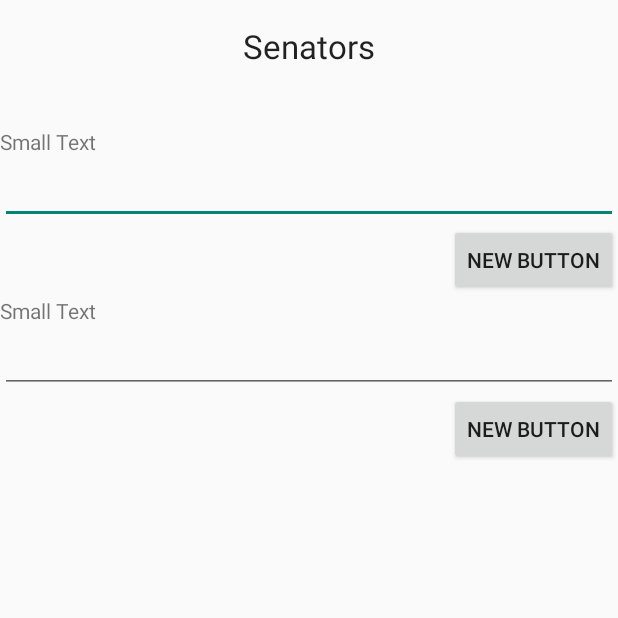
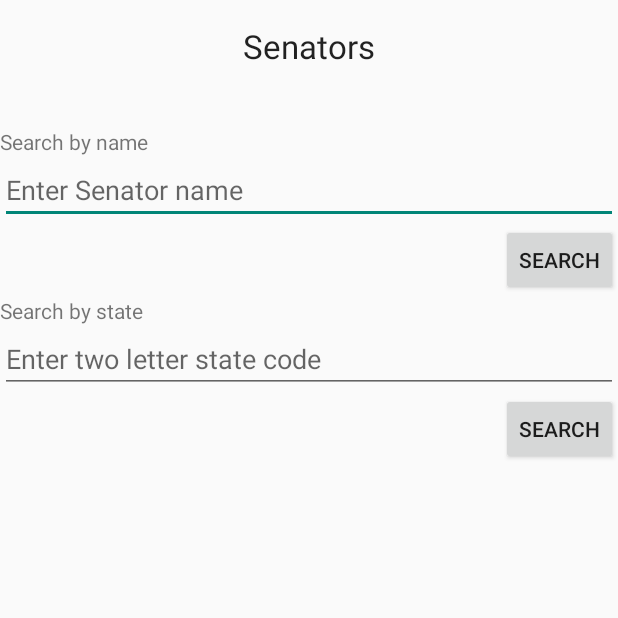
Before and after one commit to mikiebrenbren/rep_api, an Android app: the screen it shows after launch (Sens), after a tap on "STATE SENATORS", on a phone screen of 412 x 824 dp, the top half of it. Run offline under Robolectric (Android 15) with nearby library versions, the phone set to English and light mode, and no system bars.

Commit message:
stable version 1.0, of course this still can use a lot of work

```diff
--- a/app/src/main/AndroidManifest.xml
+++ b/app/src/main/AndroidManifest.xml
@@ -21,7 +21,7 @@
             </intent-filter>
         </activity>
         <activity
-            android:name=".activity.Reps"
+            android:name=".activity.House"
             android:label="@string/title_activity_reps"
             android:screenOrientation="portrait" >
         </activity>
@@ -32,7 +32,8 @@
         </activity>
         <activity
             android:name=".activity.Results"
-            android:label="@string/title_activity_results" >
+            android:label="@string/title_activity_results"
+            android:screenOrientation="portrait">
         </activity>
     </application>
 
--- a/app/src/main/java/com/myrep/activity/MainActivity.java
+++ b/app/src/main/java/com/myrep/activity/MainActivity.java
@@ -2,10 +2,7 @@ package com.myrep.activity;
 
 import android.app.Activity;
 import android.content.Intent;
-import android.support.v7.app.AppCompatActivity;
 import android.os.Bundle;
-import android.view.Menu;
-import android.view.MenuItem;
 import android.view.View;
 import android.widget.Button;
 
@@ -40,7 +37,7 @@ public class MainActivity extends Activity implements View.OnClickListener{
                 startActivity(intent);
                 break;
             case R.id.rep_btn:
-                intent = new Intent(this, Reps.class);
+                intent = new Intent(this, House.class);
                 startActivity(intent);
                 break;
         }
--- a/app/src/main/java/com/myrep/activity/Sens.java
+++ b/app/src/main/java/com/myrep/activity/Sens.java
@@ -1,19 +1,85 @@
 package com.myrep.activity;
 
 import android.app.Activity;
-import android.support.v7.app.AppCompatActivity;
+import android.content.Context;
+import android.net.ConnectivityManager;
+import android.net.NetworkInfo;
 import android.os.Bundle;
-import android.view.Menu;
-import android.view.MenuItem;
+import android.util.Log;
+import android.view.View;
+import android.widget.Button;
+import android.widget.EditText;
 
 import com.myrep.R;
+import com.myrep.async.GetRepResponse;
+import com.myrep.utils.Toasts;
 
-public class Sens extends Activity {
+public class Sens extends Activity implements View.OnClickListener{
+
+    private static final String TAG = Activity.class.getName();
+
+    EditText mNameText;
+    EditText mStateText;
+    Button mNameButton;
+    Button mStateButton;
 
     @Override
     protected void onCreate(Bundle savedInstanceState) {
         super.onCreate(savedInstanceState);
         setContentView(R.layout.activity_sens);
+
+        mNameText = (EditText) findViewById(R.id.name_et_sen);
+        mStateText =(EditText) findViewById(R.id.state_et_sen);
+
+        mNameButton = (Button) findViewById(R.id.namebutton_senator);
+        mStateButton = (Button) findViewById(R.id.senatorstate_btn);
+
+        mNameButton.setOnClickListener(this);
+        mStateButton.setOnClickListener(this);
+
     }
 
+    @Override
+    public void onClick(View view) {
+
+        GetRepResponse response;
+
+        if(isConnected()){
+            switch(view.getId()){
+                case R.id.namebutton_senator:
+                    String repName = mNameText.getText().toString();
+                    Log.i(TAG, getString(R.string.REPNAME_LOG) + repName);
+                    response = new GetRepResponse(this);
+                    response.execute(getString(R.string.SENNAME_URL)+repName);
+                    emptyTextField();
+                    break;
+                case R.id.senatorstate_btn:
+                    String repState = mStateText.getText().toString();
+                    Log.i(TAG, getString(R.string.REPSTATE_LOG) + repState);
+                    response = new GetRepResponse(this);
+                    response.execute(getString(R.string.SENSTATE_URL)+repState);
+                    emptyTextField();
+                    break;
+            }
+        }else{
+            Toasts.shortToast(this, getString(R.string.NETERR_TOAST));
+        }
+
+    }
+
+    private boolean isConnected() {
+        ConnectivityManager connMgr = (ConnectivityManager)
+                getSystemService(Context.CONNECTIVITY_SERVICE);
+        NetworkInfo networkInfo = connMgr.getActiveNetworkInfo();
+        if(networkInfo != null && networkInfo.isConnected()){
+            return true;
+        }else {
+            return false;
+        }
+    }
+
+    private void emptyTextField(){
+        mStateText.setText("");
+        mNameText.setText("");
+    }
 }
--- a/app/src/main/res/layout/activity_sens.xml
+++ b/app/src/main/res/layout/activity_sens.xml
@@ -18,8 +18,8 @@
         android:layout_width="wrap_content"
         android:layout_height="wrap_content"
         android:textAppearance="?android:attr/textAppearanceSmall"
-        android:text="Small Text"
-        android:id="@+id/textView2"
+        android:text="@string/SENBYNAME_TXT"
+        android:id="@+id/sensearch_tv"
         android:layout_marginTop="39dp"
         android:layout_below="@+id/textView"
         android:layout_alignParentLeft="true"
@@ -28,20 +28,22 @@
     <EditText
         android:layout_width="match_parent"
         android:layout_height="wrap_content"
-        android:inputType="number"
+        android:inputType="textPersonName"
         android:ems="10"
-        android:id="@+id/zip_et_rep"
-        android:layout_below="@+id/textView2"
+        android:id="@+id/name_et_sen"
+        android:layout_below="@+id/sensearch_tv"
         android:layout_alignParentLeft="true"
-        android:layout_alignParentStart="true"/>
+        android:layout_alignParentStart="true"
+        android:maxLength="16"
+        android:hint="@string/sennamehint_et"/>
 
     <Button
         style="?android:attr/buttonStyleSmall"
         android:layout_width="wrap_content"
         android:layout_height="wrap_content"
-        android:text="New Button"
-        android:id="@+id/zip_btn_rep"
-        android:layout_below="@+id/zip_et_rep"
+        android:text="@string/search_btn"
+        android:id="@+id/namebutton_senator"
+        android:layout_below="@+id/name_et_sen"
         android:layout_alignParentRight="true"
         android:layout_alignParentEnd="true"/>
 
@@ -49,9 +51,9 @@
         android:layout_width="wrap_content"
         android:layout_height="wrap_content"
         android:textAppearance="?android:attr/textAppearanceSmall"
-        android:text="Small Text"
-        android:id="@+id/textView3"
-        android:layout_below="@+id/zip_btn_rep"
+        android:text="@string/SENBYSTATE_TXT"
+        android:id="@+id/senatorsearch_tv"
+        android:layout_below="@+id/namebutton_senator"
         android:layout_alignParentLeft="true"
         android:layout_alignParentStart="true"/>
 
@@ -60,18 +62,20 @@
         android:layout_height="wrap_content"
         android:inputType="textPersonName"
         android:ems="10"
-        android:id="@+id/name_et_rep"
-        android:layout_below="@+id/textView3"
+        android:id="@+id/state_et_sen"
+        android:layout_below="@+id/senatorsearch_tv"
         android:layout_alignParentLeft="true"
-        android:layout_alignParentStart="true"/>
+        android:layout_alignParentStart="true"
+        android:maxLength="2"
+        android:hint="@string/statehint_et"/>
 
     <Button
         style="?android:attr/buttonStyleSmall"
         android:layout_width="wrap_content"
         android:layout_height="wrap_content"
-        android:text="New Button"
-        android:id="@+id/name_btn_rep"
-        android:layout_below="@+id/name_et_rep"
+        android:text="@string/search_btn"
+        android:id="@+id/senatorstate_btn"
+        android:layout_below="@+id/state_et_sen"
         android:layout_alignParentRight="true"
         android:layout_alignParentEnd="true"/>
 
--- a/app/src/main/res/menu/menu_reps.xml
+++ b/app/src/main/res/menu/menu_reps.xml
@@ -1,7 +1,7 @@
 <menu xmlns:android="http://schemas.android.com/apk/res/android"
       xmlns:app="http://schemas.android.com/apk/res-auto"
       xmlns:tools="http://schemas.android.com/tools"
-      tools:context="com.myrep.activity.Reps">
+      tools:context="com.myrep.activity.House">
     <item android:id="@+id/action_settings"
           android:title="@string/action_settings"
           android:orderInCategory="100"
--- a/app/src/main/res/values/strings.xml
+++ b/app/src/main/res/values/strings.xml
@@ -19,7 +19,8 @@
     <string name="bystate_txt">Search by state</string>
     <string name="statehint_et">Enter two letter state code</string>
     <string name="namehint_et">Enter representative name</string>
-    <string name="ziphint_et">Enter six digit zip code</string>
+    <string name="sennamehint_et">Enter Senator name</string>
+    <string name="ziphint_et">Enter five digit zip code</string>
     <string name="title_activity_results">Results</string>
     <string name="ZIPMESSAGE_TOAST">Please enter a 5 digit zip code</string>
     <string name="zipstring_log">"zipcode: "</string>
@@ -34,4 +35,9 @@
     <string name="JSONERR_LOG">error parsing json</string>
     <string name="DATAERR_TOAST">No Data Found</string>
     <string name="RESULT_STR">results</string>
+    <string name="RESULT_TV">Your Results</string>
+    <string name="SENBYNAME_TXT">Search by name</string>
+    <string name="SENBYSTATE_TXT">Search by state</string>
+    <string name="SENNAME_URL"><![CDATA[http://whoismyrepresentative.com/getall_sens_byname.php?output=json&name=]]></string>
+    <string name="SENSTATE_URL"><![CDATA[http://whoismyrepresentative.com/getall_sens_bystate.php?output=json&state=]]></string>
 </resources>
```
Also changed, not shown: app/src/main/java/com/myrep/activity/House.java (renamed from app/src/main/java/com/myrep/activity/Reps.java, +9 -8 lines), app/src/main/java/com/myrep/activity/Results.java (+28 -0 lines), app/src/main/java/com/myrep/async/GetRepResponse.java (+10 -14 lines), app/src/main/java/com/myrep/model/Representative.java (+56 -1 lines), app/src/main/java/com/myrep/model/Representatives.java (deleted, +0 -51 lines), app/src/main/java/com/myrep/utils/Validate.java (added, +16 -0 lines), app/src/main/res/layout/activity_reps.xml (+16 -16 lines), app/src/main/res/layout/activity_results.xml (+14 -3 lines).
